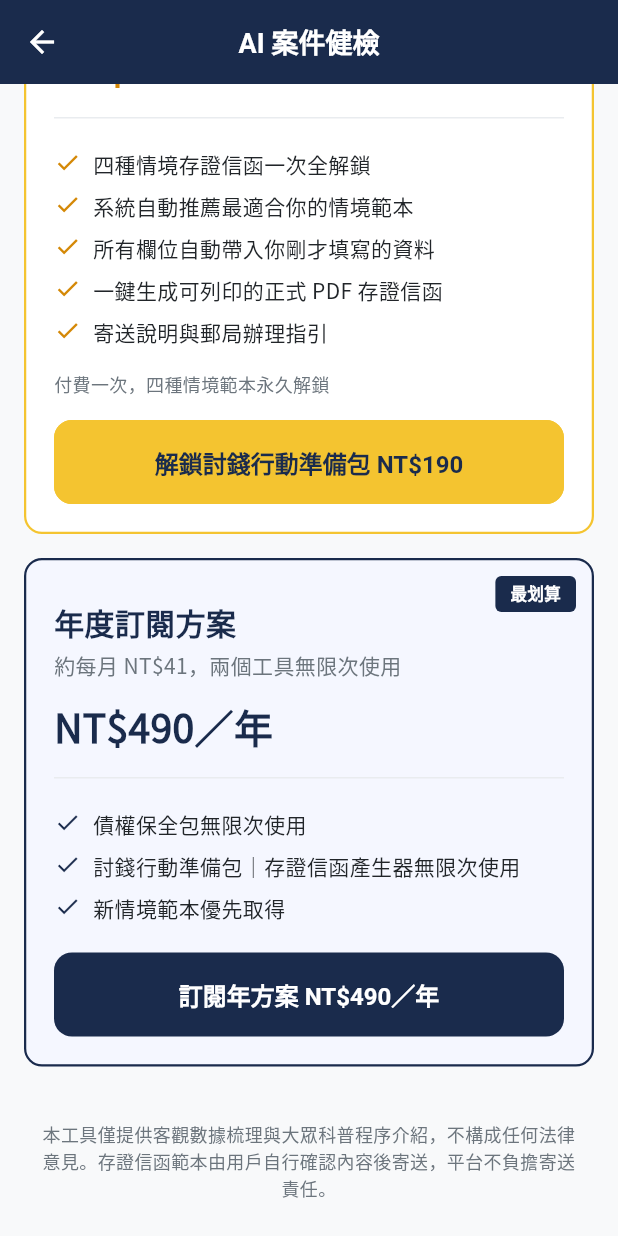
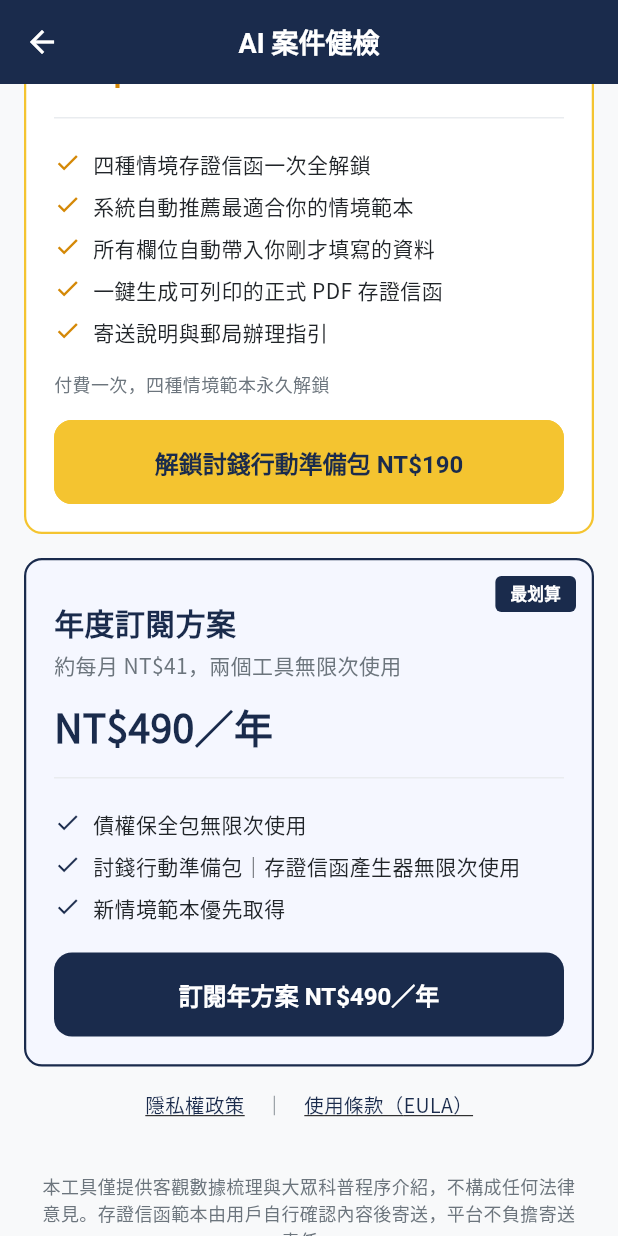
Before and after one commit to sampeng0206-web/moneyback, a Flutter app: the AiCheckScreen screen opened by its route, scrolled down 1152 dp, on a phone screen of 412 x 824 dp. Run offline on Flutter 3.47's test engine with Material 3 defaults, Android fonts, the light colour scheme and no system bars; our stand-ins replace firebase_core, firebase_messaging, flutter_local_notifications, google_fonts, google_mobile_ads, pdf and 4 more; missing offline and left inert: purchases_flutter; accounts and stored records are empty; network calls fail.

Commit message:
fix: add privacy policy and EULA links to purchase screen, add url_launcher

```diff
--- a/lib/screens/ai_check_screen.dart
+++ b/lib/screens/ai_check_screen.dart
@@ -1,4 +1,5 @@
 import 'package:flutter/material.dart';
+import 'package:url_launcher/url_launcher.dart';
 import 'package:flutter/foundation.dart';
 import 'package:provider/provider.dart';
 import '../providers/case_state.dart';
@@ -338,6 +339,39 @@ class _AiCheckScreenState extends State<AiCheckScreen> {
                   cardBgColor: const Color(0xFFF5F7FF),
                 ),
 
+                // Legal links required for subscription apps
+                Padding(
+                  padding: const EdgeInsets.symmetric(horizontal: 24, vertical: 8),
+                  child: Row(
+                    mainAxisAlignment: MainAxisAlignment.center,
+                    children: [
+                      GestureDetector(
+                        onTap: () => launchUrl(Uri.parse('https://sampeng0206-web.github.io/moneyback/privacy-policy.html')),
+                        child: const Text(
+                          "隱私權政策",
+                          style: TextStyle(
+                            color: AppTheme.primaryNavy,
+                            fontSize: 13,
+                            decoration: TextDecoration.underline,
+                          ),
+                        ),
+                      ),
+                      const Text("　｜　", style: TextStyle(color: AppTheme.textMuted, fontSize: 13)),
+                      GestureDetector(
+                        onTap: () => launchUrl(Uri.parse('https://www.apple.com/legal/internet-services/itunes/dev/stdeula/')),
+                        child: const Text(
+                          "使用條款（EULA）",
+                          style: TextStyle(
+                            color: AppTheme.primaryNavy,
+                            fontSize: 13,
+                            decoration: TextDecoration.underline,
+                          ),
+                        ),
+                      ),
+                    ],
+                  ),
+                ),
+
                 // 10. Bottom disclaimer
                 const Padding(
                   padding: EdgeInsets.symmetric(horizontal: 24, vertical: 28),
--- a/pubspec.yaml
+++ b/pubspec.yaml
@@ -16,6 +16,7 @@ dependencies:
   pdf: ^3.10.8
   printing: ^5.14.3
   share_plus: ^10.0.0
+  url_launcher: ^6.3.0
   path_provider: ^2.1.0
   purchases_flutter: ^8.11.0
   firebase_core: ^3.4.0
```
Also changed, not shown: pubspec.lock.
